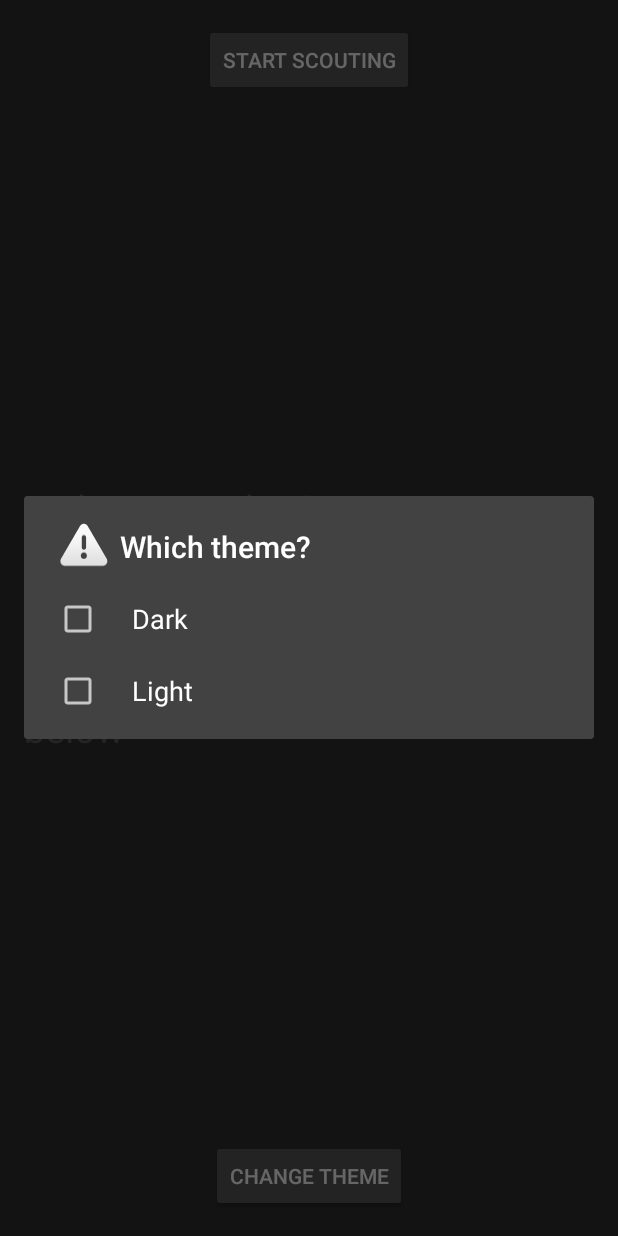
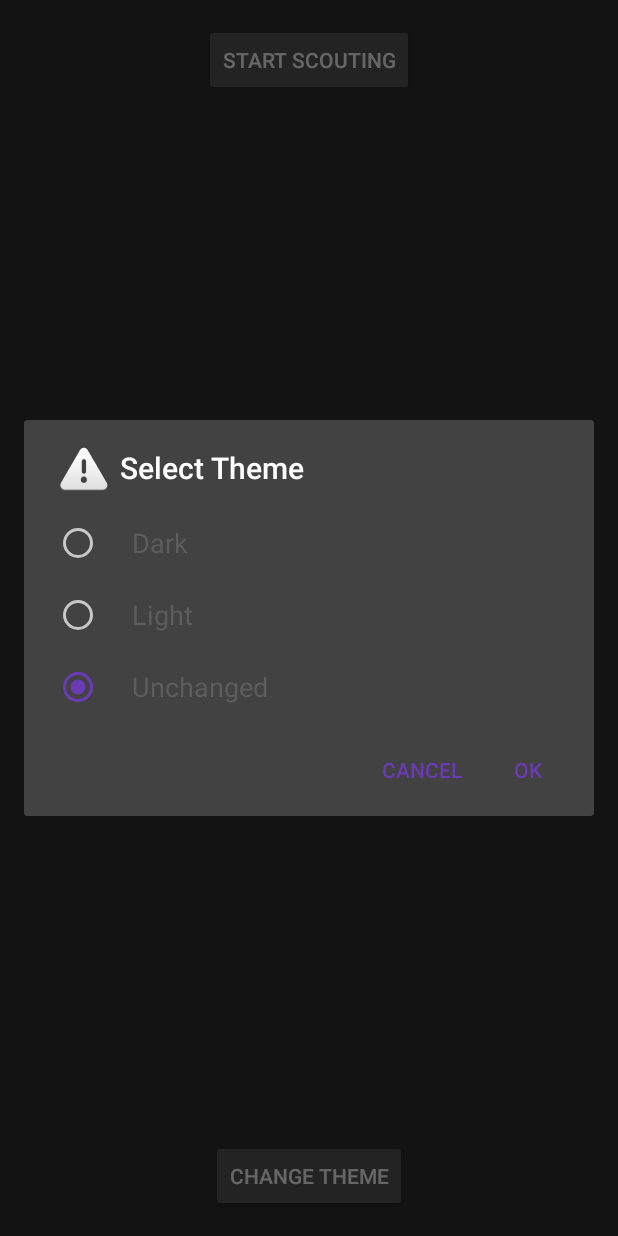
Before and after one commit to LakeEffectRobotics/LakeEffectScoutingApp, an Android app: the screen it shows after launch (StartActivity), after a tap on "CHANGE THEME", on a phone screen of 412 x 824 dp. Run offline under Robolectric (Android 15) with nearby library versions, the phone set to English and light mode, and no system bars.

Commit message:
Tweaked theme changing     - Made radio buttons     - Now changes when ok pressed

```diff
--- a/app/build.gradle
+++ b/app/build.gradle
@@ -2,7 +2,7 @@ apply plugin: 'com.android.application'
 
 android {
     compileSdkVersion 23
-    buildToolsVersion "23.0.1"
+    buildToolsVersion '25.0.2'
 
     defaultConfig {
         applicationId "ca.lakeeffect.scoutingapp"
--- a/app/src/main/java/ca/lakeeffect/scoutingapp/StartActivity.java
+++ b/app/src/main/java/ca/lakeeffect/scoutingapp/StartActivity.java
@@ -1,12 +1,25 @@
 package ca.lakeeffect.scoutingapp;
 
-import android.app.AlertDialog;
+import android.content.Context;
 import android.content.DialogInterface;
+import android.content.Intent;
 import android.content.SharedPreferences;
+import android.database.DataSetObserver;
+import android.support.v7.app.AlertDialog;
 import android.support.v7.app.AppCompatActivity;
 import android.os.Bundle;
+import android.view.LayoutInflater;
 import android.view.View;
+import android.view.ViewGroup;
 import android.widget.Button;
+import android.widget.EditText;
+import android.widget.LinearLayout;
+import android.widget.ListAdapter;
+import android.widget.RadioButton;
+import android.widget.RadioGroup;
+import android.widget.TextView;
+
+import java.util.ArrayList;
 
 public class StartActivity extends AppCompatActivity implements View.OnClickListener {
 
@@ -38,15 +51,14 @@ public class StartActivity extends AppCompatActivity implements View.OnClickList
     @Override
     public void onClick(View v) {
         if(v == startScouting){
-            Intent intent = new Intent(MainActivity.class);
+            Intent intent = new Intent(this, MainActivity.class);
             startActivity(intent);
         }else if(v == changeTheme){
-            String[] themes = {"Dark","Light"};
+            String[] themes = {"Dark", "Light", "Unchanged"};
             new AlertDialog.Builder(this)
-            .setTitle("Which theme?")
-            .setMultiChoiceItems(themes, null, new DialogInterface.OnMultiChoiceClickListener() {
+                    .setSingleChoiceItems(themes, 2, new DialogInterface.OnClickListener() {
                             @Override
-                public void onClick(DialogInterface dialog, final int which, boolean isChecked) {
+                        public void onClick(DialogInterface dialog, final int which) {
                             switch(which){
                                 case 0:
                                     SharedPreferences prefs = getSharedPreferences("theme", MODE_PRIVATE);
@@ -57,15 +69,29 @@ public class StartActivity extends AppCompatActivity implements View.OnClickList
                                 case 1:
                                     prefs = getSharedPreferences("theme", MODE_PRIVATE);
                                     editor = prefs.edit();
-                            editor.putInt("theme", 0);
+                                    editor.putInt("theme", 1);
                                     editor.apply();
                                     break;
                             }
                         }
                     })
+
+                    .setTitle("Select Theme")
                     .setIcon(android.R.drawable.ic_dialog_alert)
+                    .setPositiveButton("Ok", new DialogInterface.OnClickListener(){
+                        public void onClick(DialogInterface dialog, int which){
+                            Intent intent = new Intent(StartActivity.this, StartActivity.class);
+                            startActivity(intent);
+                        }
+                    })
+                    .setNegativeButton("Cancel", null)
+                    .setCancelable(false)
+                    .create()
                     .show();
 
         }
     }
+    public void onBackPressed(){
+        return;
     }
+}
--- a/app/src/main/res/layout-sw600dp/activity_main.xml
+++ b/app/src/main/res/layout-sw600dp/activity_main.xml
@@ -16,7 +16,7 @@
         android:id="@+id/robotNum"
         android:layout_centerHorizontal="true"
         android:textSize="45dp"
-        android:textColor="@color/secondary_text_default_material_dark" />
+        />
 
     <RelativeLayout
         android:layout_width="match_parent"
--- a/app/src/main/res/layout/activity_main.xml
+++ b/app/src/main/res/layout/activity_main.xml
@@ -16,7 +16,7 @@
         android:id="@+id/robotNum"
         android:layout_centerHorizontal="true"
         android:textSize="30dp"
-        android:textColor="@color/secondary_text_default_material_dark" />
+        />
 
 
     <RelativeLayout
--- a/app/src/main/res/menu/more_options.xml
+++ b/app/src/main/res/menu/more_options.xml
@@ -7,6 +7,9 @@
     <item
         android:id="@+id/changeNum"
         android:title="Change robot/round number"/>
+    <item
+        android:id="@+id/changeTheme"
+        android:title="Change Theme"/>
 
 
 </menu>
--- a/app/src/main/res/values-v21/styles.xml
+++ b/app/src/main/res/values-v21/styles.xml
@@ -17,7 +17,7 @@
         <item name="colorAccent">#6b3ab7</item>
         <item name="android:colorBackground">@color/material_grey_300</item>
         <item name="android:colorForeground">@color/button_material_dark</item>
-        <item name="android:textColorPrimary">@color/material_blue_grey_950</item>
+        <item name="android:textColorPrimary">@android:color/black</item>
         <item name="android:textColorSecondary">@color/background_floating_material_dark</item>
 
         <item name="android:textColorPrimaryInverse">
--- a/app/src/main/res/values/styles.xml
+++ b/app/src/main/res/values/styles.xml
@@ -15,7 +15,7 @@
         <item name="colorAccent">#6b3ab7</item>
         <item name="android:colorBackground">@color/material_grey_300</item>
         <item name="android:colorForeground">@color/button_material_dark</item>
-        <item name="android:textColorPrimary">@color/material_blue_grey_950</item>
+        <item name="android:textColorPrimary">@android:color/black</item>
         <item name="android:textColorSecondary">@color/background_floating_material_dark</item>
 
         <item name="android:textColorPrimaryInverse">
--- a/build.gradle
+++ b/build.gradle
@@ -5,7 +5,7 @@ buildscript {
         jcenter()
     }
     dependencies {
-        classpath 'com.android.tools.build:gradle:2.1.3'
+        classpath 'com.android.tools.build:gradle:2.2.3'
 
         // NOTE: Do not place your application dependencies here; they belong
         // in the individual module build.gradle files
```
Also changed, not shown: app/src/main/java/ca/lakeeffect/scoutingapp/MainActivity.java (+26 -1 lines). Lines whose indentation alone changed are shown as unchanged.
